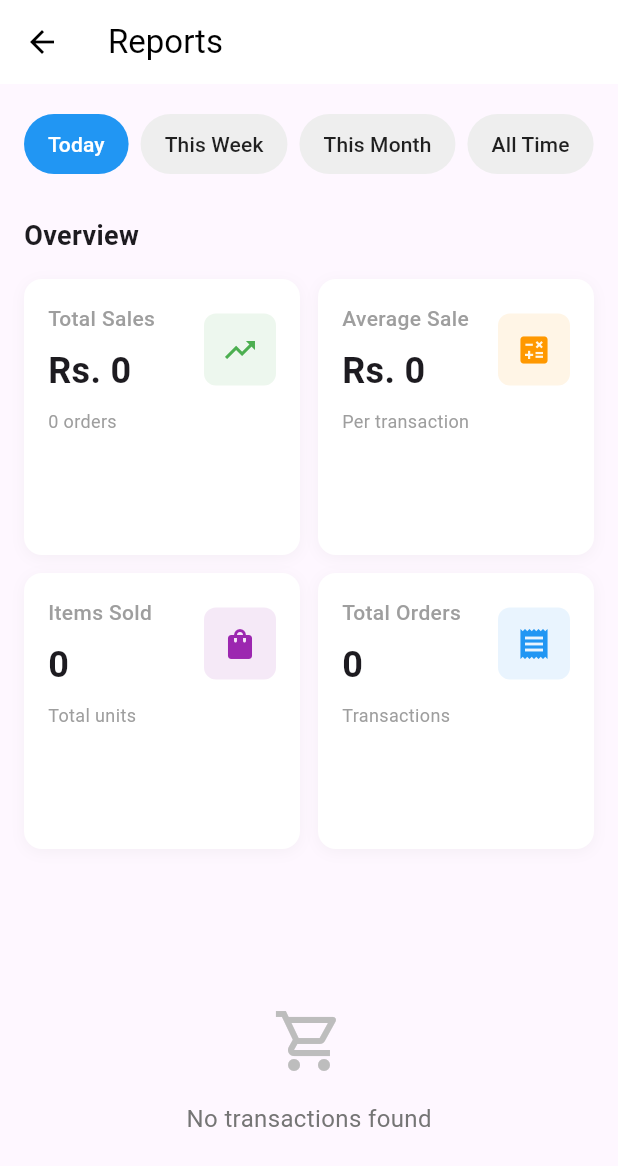
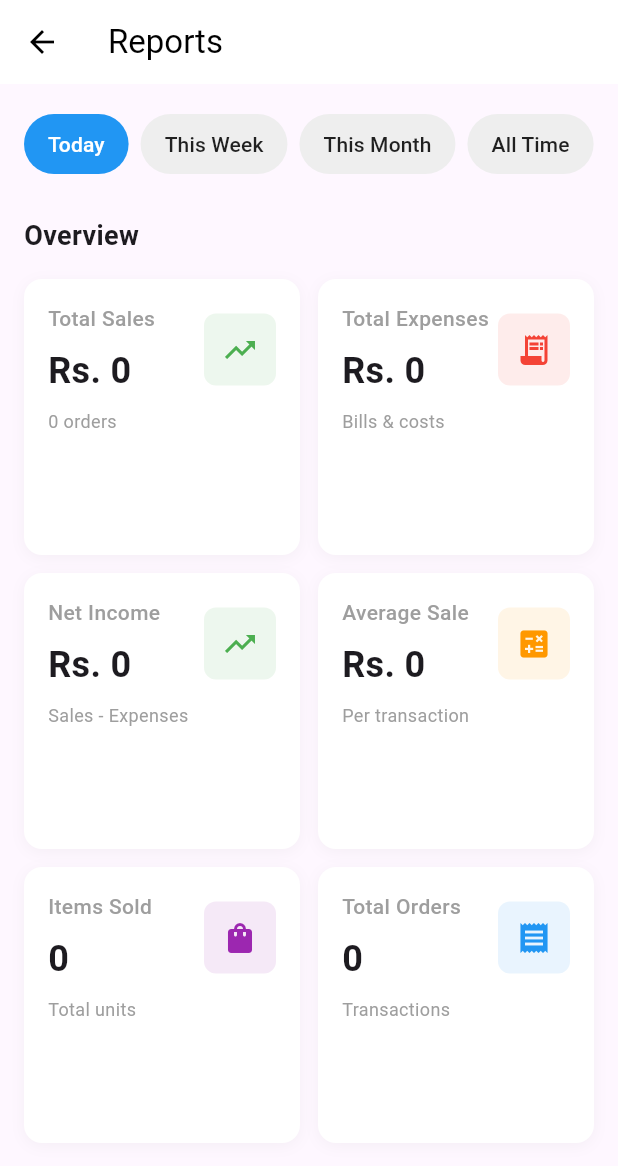
Before and after one commit to jnahMoch/byte_bite, a Flutter app: the ReportsPage screen opened directly, on a phone screen of 412 x 824 dp. Shown: the top 1166 px of the screen. Run offline on Flutter 3.47's test engine with Material 3 defaults, Android fonts, the phone set to English and light mode, and no system bars; our stand-ins replace cloud_firestore, connectivity_plus, firebase_auth, firebase_core, image_picker, pdf and 2 more; accounts and stored records are empty.

Commit message:
ADD THE Income Calculation - Add monthly net income feature (total sales minus expenses). what do you mean by this

```diff
--- a/lib/data/bills_data.dart
+++ b/lib/data/bills_data.dart
@@ -46,4 +46,46 @@ class BillsData {
       overdueBills.fold(0, (sum, b) => sum + b.amount);
   static double get totalUpcoming =>
       upcomingBills.fold(0, (sum, b) => sum + b.amount);
+
+  // Get bills for a specific month
+  static List<Bill> getBillsForMonth(int year, int month) {
+    return bills
+        .where((b) =>
+            b.dueDate.year == year && b.dueDate.month == month)
+        .toList();
+  }
+
+  // Get bills for current month
+  static List<Bill> getBillsForCurrentMonth() {
+    final now = DateTime.now();
+    return getBillsForMonth(now.year, now.month);
+  }
+
+  // Calculate total paid expenses for a specific month
+  static double getTotalPaidExpensesForMonth(int year, int month) {
+    final monthBills = getBillsForMonth(year, month);
+    return monthBills
+        .where((b) => b.isPaid)
+        .fold(0.0, (sum, b) => sum + b.amount);
+  }
+
+  // Calculate total pending expenses for a specific month
+  static double getTotalPendingExpensesForMonth(int year, int month) {
+    final monthBills = getBillsForMonth(year, month);
+    return monthBills
+        .where((b) => !b.isPaid)
+        .fold(0.0, (sum, b) => sum + b.amount);
+  }
+
+  // Calculate total expenses (both paid and pending) for a specific month
+  static double getTotalExpensesForMonth(int year, int month) {
+    final monthBills = getBillsForMonth(year, month);
+    return monthBills.fold(0.0, (sum, b) => sum + b.amount);
+  }
+
+  // Calculate total expenses for current month
+  static double getTotalExpensesForCurrentMonth() {
+    final now = DateTime.now();
+    return getTotalExpensesForMonth(now.year, now.month);
+  }
 }
--- a/lib/owner/reports/logic/reports_logic.dart
+++ b/lib/owner/reports/logic/reports_logic.dart
@@ -1,4 +1,5 @@
 import '../../homepage.dart' show SalesData, SalesTransaction;
+import '../../../data/bills_data.dart';
 
 class ReportsLogic {
   static List<SalesTransaction> getFilteredTransactions(String timeFilter) {
@@ -80,4 +81,37 @@ class ReportsLogic {
                 .where((i) => i['name'] == itemName)
                 .fold(0, (s, i) => s + (i['quantity'] as int)));
   }
+
+  // Get total expenses for a given time filter
+  static double getTotalExpenses(String timeFilter) {
+    switch (timeFilter) {
+      case 'Today':
+        // For today, include all bills (expenses are not daily-based typically)
+        return BillsData.getTotalExpensesForCurrentMonth();
+      case 'This Week':
+        return BillsData.getTotalExpensesForCurrentMonth();
+      case 'This Month':
+        return BillsData.getTotalExpensesForCurrentMonth();
+      case 'All Time':
+        // Sum all bill amounts for all time
+        return BillsData.bills.fold(0.0, (sum, b) => sum + b.amount);
+      default:
+        return BillsData.getTotalExpensesForCurrentMonth();
+    }
+  }
+
+  // Calculate net income (sales - expenses)
+  static double getNetIncome(List<SalesTransaction> transactions, String timeFilter) {
+    final totalSales = getTotalSales(transactions).toDouble();
+    final totalExpenses = getTotalExpenses(timeFilter);
+    return totalSales - totalExpenses;
+  }
+
+  // Get net income for current month specifically
+  static double getMonthlyNetIncome() {
+    final monthlyTransactions = SalesData.getTransactionsForMonth();
+    final totalSales = getTotalSales(monthlyTransactions).toDouble();
+    final totalExpenses = BillsData.getTotalExpensesForCurrentMonth();
+    return totalSales - totalExpenses;
+  }
 }
--- a/lib/owner/reports/reports_page.dart
+++ b/lib/owner/reports/reports_page.dart
@@ -1,5 +1,6 @@
 import 'package:flutter/material.dart';
 
+import '../../data/bills_data.dart';
 import '../../data/sales_data.dart';
 import 'logic/reports_logic.dart';
 import 'widgets/exports.dart';
@@ -17,17 +18,19 @@ class _ReportsPageState extends State<ReportsPage> {
   @override
   void initState() {
     super.initState();
-    // Listen to changes in SalesData to refresh analytics
-    SalesData.notifier.addListener(_onSalesDataChanged);
+    // Listen to changes in SalesData and BillsData to refresh analytics
+    SalesData.notifier.addListener(_onDataChanged);
+    BillsData.notifier.addListener(_onDataChanged);
   }
 
   @override
   void dispose() {
-    SalesData.notifier.removeListener(_onSalesDataChanged);
+    SalesData.notifier.removeListener(_onDataChanged);
+    BillsData.notifier.removeListener(_onDataChanged);
     super.dispose();
   }
 
-  void _onSalesDataChanged() {
+  void _onDataChanged() {
     if (mounted) {
       setState(() {});
     }
@@ -59,7 +62,10 @@ class _ReportsPageState extends State<ReportsPage> {
               },
             ),
             const SizedBox(height: 24),
-            OverviewSection(transactions: filteredTransactions),
+            OverviewSection(
+              transactions: filteredTransactions,
+              timeFilter: selectedTimeFilter,
+            ),
             const SizedBox(height: 24),
             BestSellingSection(transactions: filteredTransactions),
             const SizedBox(height: 24),
--- a/lib/owner/reports/widgets/overview_section.dart
+++ b/lib/owner/reports/widgets/overview_section.dart
@@ -6,10 +6,12 @@ import 'stat_card.dart';
 
 class OverviewSection extends StatelessWidget {
   final List<SalesTransaction> transactions;
+  final String timeFilter;
 
   const OverviewSection({
     super.key,
     required this.transactions,
+    required this.timeFilter,
   });
 
   @override
@@ -18,6 +20,8 @@ class OverviewSection extends StatelessWidget {
     final transactionCount = ReportsLogic.getTransactionCount(transactions);
     final averageSale = ReportsLogic.getAverageSale(transactions);
     final itemsSold = ReportsLogic.getItemsSold(transactions);
+    final totalExpenses = ReportsLogic.getTotalExpenses(timeFilter);
+    final netIncome = ReportsLogic.getNetIncome(transactions, timeFilter);
 
     return Column(
       crossAxisAlignment: CrossAxisAlignment.start,
@@ -43,6 +47,20 @@ class OverviewSection extends StatelessWidget {
               subtext: '$transactionCount orders',
               icon: Icons.trending_up,
               iconColor: Colors.green,
+            ),
+            StatCard(
+              label: 'Total Expenses',
+              value: 'Rs. ${totalExpenses.toStringAsFixed(0)}',
+              subtext: 'Bills & costs',
+              icon: Icons.receipt_long,
+              iconColor: Colors.red,
+            ),
+            StatCard(
+              label: 'Net Income',
+              value: 'Rs. ${netIncome.toStringAsFixed(0)}',
+              subtext: 'Sales - Expenses',
+              icon: Icons.trending_up,
+              iconColor: netIncome >= 0 ? Colors.green : Colors.red,
             ),
             StatCard(
               label: 'Average Sale',
```
